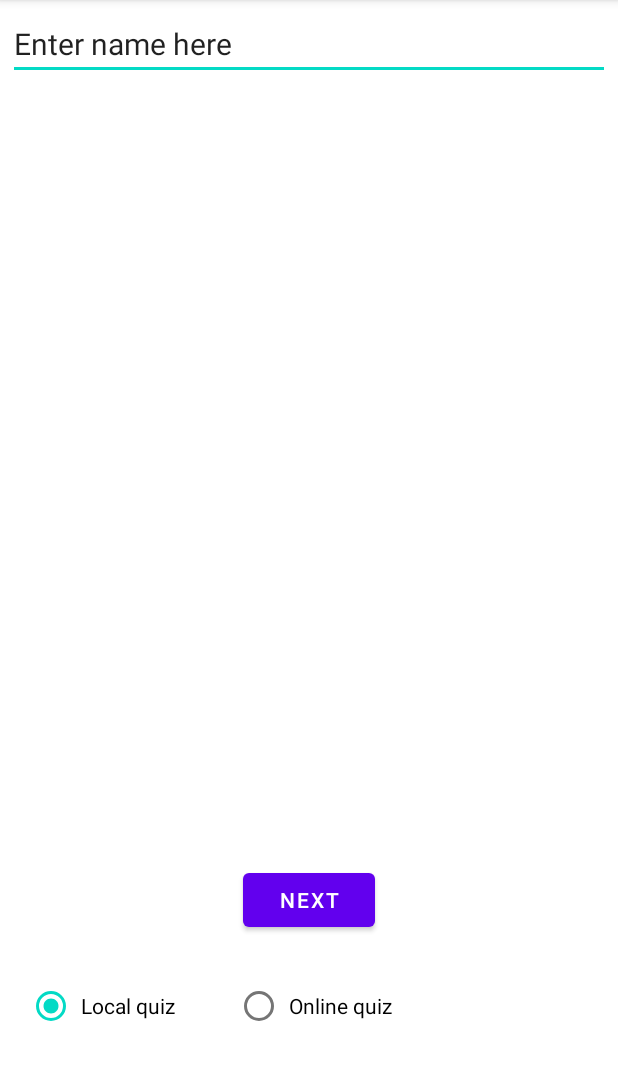
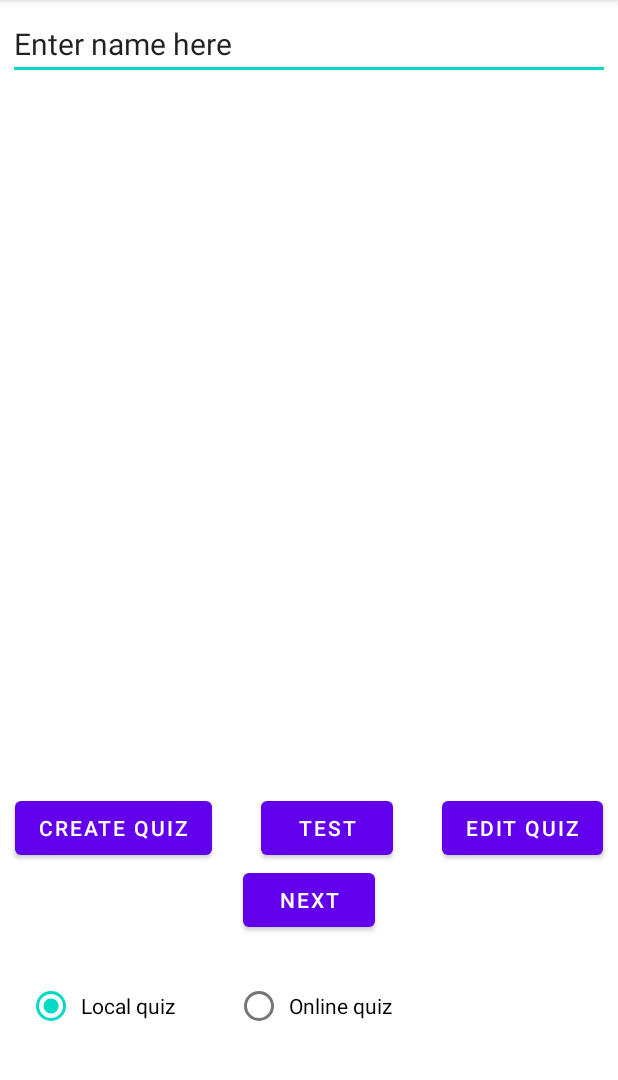
Before and after one commit to Mohammedwich/QuizProgram, an Android app: the screen it shows after launch (MainActivity), on a phone screen of 412 x 824 dp, the part 84-1164 px from its top. Run offline under Robolectric (Android 15) with nearby library versions, the phone set to English and light mode, and no system bars.

Commit message:
Made the quiz creation/editing screen and some skeleton code. Screen looks good, needs functionality now

```diff
--- a/app/src/main/res/layout/activity_main.xml
+++ b/app/src/main/res/layout/activity_main.xml
@@ -8,34 +8,34 @@
 
     <EditText
         android:id="@+id/PlayerName"
+        android:layout_width="match_parent"
         android:layout_height="wrap_content"
-        android:layout_width="match_parent"
+        android:layout_margin="5dp"
         android:inputType="text"
         android:text="Enter name here"
         android:textSize="20sp"
-        android:layout_margin="5dp"
-        app:layout_constraintTop_toTopOf="parent"
         app:layout_constraintLeft_toLeftOf="parent"
-        app:layout_constraintRight_toRightOf="parent" />
+        app:layout_constraintRight_toRightOf="parent"
+        app:layout_constraintTop_toTopOf="parent" />
 
     <androidx.recyclerview.widget.RecyclerView
         android:id="@+id/rvQuizTitlesID"
         android:layout_width="match_parent"
         android:layout_height="0dp"
-        app:layout_constraintTop_toBottomOf="@id/PlayerName"
+        app:layout_constraintBottom_toTopOf="@id/NextButton"
         app:layout_constraintLeft_toLeftOf="parent"
         app:layout_constraintRight_toRightOf="parent"
-        app:layout_constraintBottom_toTopOf="@id/NextButton"/>
+        app:layout_constraintTop_toBottomOf="@id/PlayerName" />
 
     <Button
         android:id="@+id/NextButton"
         android:layout_width="wrap_content"
         android:layout_height="wrap_content"
+        android:onClick="goNext"
         android:text="Next"
-        android:onClick="goNext"
+        app:layout_constraintBottom_toBottomOf="parent"
         app:layout_constraintLeft_toLeftOf="parent"
         app:layout_constraintRight_toRightOf="parent"
-        app:layout_constraintBottom_toBottomOf="parent"
         app:layout_constraintTop_toTopOf="parent"
         app:layout_constraintVertical_bias="0.8" />
 
@@ -72,4 +72,36 @@
 
     </RadioGroup>
 
+    <Button
+        android:id="@+id/createQuizButtonID"
+        android:layout_width="wrap_content"
+        android:layout_height="wrap_content"
+        android:text="Create Quiz"
+        android:layout_marginLeft="10dp"
+        android:onClick="createQuiz"
+        app:layout_constraintLeft_toLeftOf="parent"
+        app:layout_constraintBottom_toTopOf="@id/NextButton"
+        tools:layout_editor_absoluteY="479dp" />
+
+    <Button
+        android:id="@+id/editQuizButtonID"
+        android:layout_width="wrap_content"
+        android:layout_height="wrap_content"
+        android:text="Edit Quiz"
+        android:layout_marginRight="10dp"
+        android:onClick="editQuiz"
+        app:layout_constraintRight_toRightOf="parent"
+        app:layout_constraintBottom_toTopOf="@id/NextButton"
+        tools:layout_editor_absoluteY="479dp" />
+
+    <Button
+        android:id="@+id/testButtonID"
+        android:layout_width="wrap_content"
+        android:layout_height="wrap_content"
+        android:text="Test"
+        android:onClick="runTest"
+        app:layout_constraintLeft_toRightOf="@id/createQuizButtonID"
+        app:layout_constraintRight_toLeftOf="@id/editQuizButtonID"
+        app:layout_constraintBottom_toTopOf="@id/NextButton" />
+
 </androidx.constraintlayout.widget.ConstraintLayout>
--- a/app/src/main/res/layout/quiz_title.xml
+++ b/app/src/main/res/layout/quiz_title.xml
@@ -12,7 +12,7 @@
         android:layout_width="0dp"
         android:layout_height="wrap_content"
         android:text="Quiz Title here"
-        android:textSize="24sp"
+        android:textSize="20sp"
         app:layout_constraintBottom_toBottomOf="parent"
         app:layout_constraintEnd_toEndOf="parent"
         app:layout_constraintStart_toStartOf="parent"
```
Also changed, not shown: app/src/main/AndroidManifest.xml (+5 -4 lines), app/src/main/java/com/example/quizprogram/CreateEditQuiz.java (added, +62 -0 lines), app/src/main/java/com/example/quizprogram/MainActivity.java (+28 -1 lines), app/src/main/res/layout/activity_create_edit_quiz.xml (added, +203 -0 lines).
